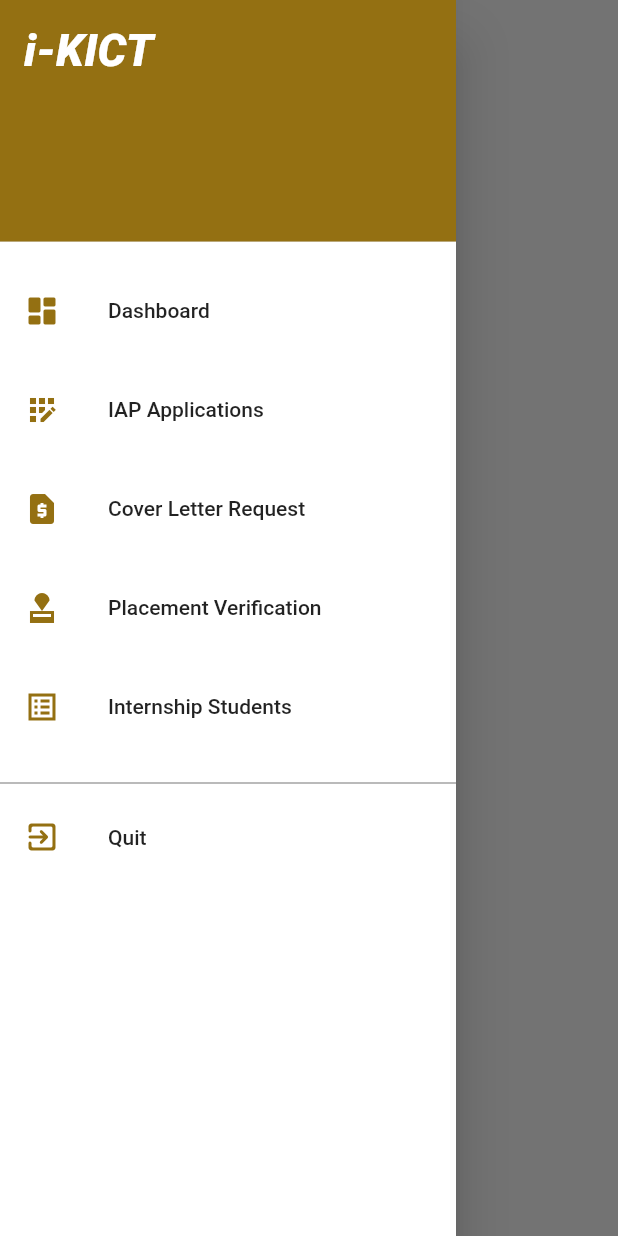
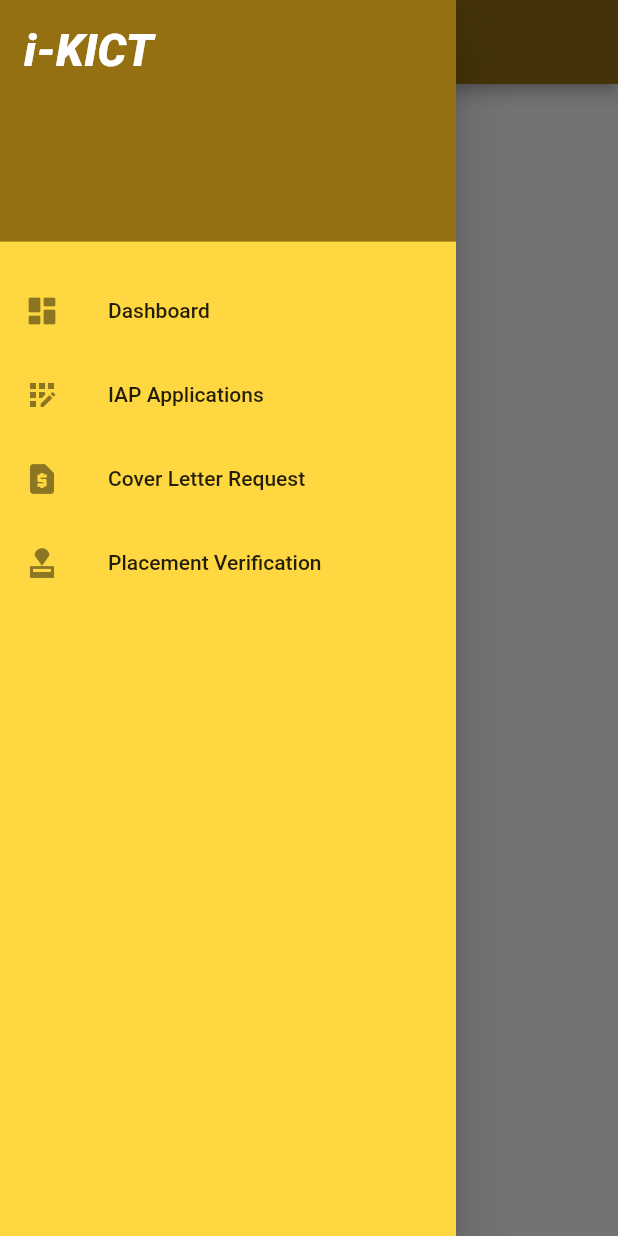
Before and after one commit to KhadijahArizal/Coordinator, a Flutter app: the CoverLetter screen opened directly, with the side drawer open, on a phone screen of 412 x 824 dp. Run offline on Flutter 3.47's test engine with Material 2 defaults, Android fonts, the light colour scheme and no system bars; our stand-ins replace firebase_auth, firebase_core, get, google_sign_in; accounts and stored records are empty; Roboto replaces fonts that are missing (Futura).

Commit message:
Add files via upload

```diff
--- a/lib/auth_services.dart
+++ b/lib/auth_services.dart
@@ -6,7 +6,7 @@ class AuthService {
   final GoogleSignIn _googleSignIn = GoogleSignIn();
 
 //google sign in
-  Future<void> handlesSignin() async {
+  Future<void> hanglesSignin() async {
     try {
       GoogleSignInAccount? googleUser = await _googleSignIn.signIn();
       if (googleUser != null) {
--- a/lib/router/routes.dart
+++ b/lib/router/routes.dart
@@ -1,14 +1,7 @@
 //import 'package:coordinator/screens/home_screen.dart';
 
 class Routes {
-  /*static const orderForm = '/orderform_screen';
-  static const userData = '/user_orderD';
-  static const profile = '/profile_screen';
-  static const location = '/location_screen';
-  static const contactUs = '/contactUs_screen';
-  static const orderDetail = '/orderdetail_screen';
-  static const paymentOption = '/payment_screen';
-  static const codOption = '/cod_screen';
-  static const transferOption = '/transfer_screen';*/
+
   static const MyHomePage = '/MyHomePage';
+  static const Apllications = '/applications';
 }
--- a/lib/screens/coverletter.dart
+++ b/lib/screens/coverletter.dart
@@ -1,17 +1,36 @@
+
 
 import 'package:coordinator/screens/navbar.dart';
-
 import 'package:flutter/material.dart';
 
-class CoverLetter extends StatelessWidget {
+
+class CoverLetter extends StatefulWidget {
   const CoverLetter({super.key});
 
   @override
+  State<CoverLetter> createState() => _CoverLetterState();
+}
+
+class _CoverLetterState extends State<CoverLetter> {
+  @override
   Widget build(BuildContext context) {
-    return const Scaffold(
-      drawer: nav_bar(),
+   return Scaffold(
+     drawer:  NavBar(),
+    appBar: AppBar(
+      title: const Text('Cover Letter'),
+      backgroundColor: const Color.fromRGBO(148, 112, 18, 1),
+    ),
+    body: const Center(
+      child:Column(
+        mainAxisAlignment: MainAxisAlignment.center,
+        children: <Widget>[
+          Text(
+            'Cover Letter'
+          ),
+        ],
+        ),
+        ),
+   );
 
-
-    );
   }
 }
--- a/lib/screens/dashboard.dart
+++ b/lib/screens/dashboard.dart
@@ -1,4 +1,5 @@
 
+import 'package:firebase_auth/firebase_auth.dart';
 import 'package:flutter/material.dart';
 import 'package:flutter/services.dart';
 import 'package:coordinator/screens/navbar.dart';
@@ -62,7 +63,7 @@ class _DashboardState extends State<Dashboard> {
           systemOverlayStyle: SystemUiOverlayStyle.dark,
           iconTheme: const IconThemeData(
               color: Color.fromRGBO(148, 112, 18, 1), size: 30)),
-      drawer: const nav_bar(),
+      drawer:  NavBar(),
       body: SafeArea(
           child: Container(
         padding: const EdgeInsets.all(20),
@@ -124,11 +125,12 @@ class _DashboardState extends State<Dashboard> {
                 mainAxisAlignment: MainAxisAlignment.center,
                 children: [
                   _coordinatorContact(
-                      email: ('')),//FirebaseAuth.instance.currentUser!.email.toString())),
+                      email: (FirebaseAuth.instance.currentUser!.email.toString())),
                 ],
               ),
             ),
             const SizedBox(height: 10),
+
           ]),
         ]),
       )),
--- a/lib/screens/navbar.dart
+++ b/lib/screens/navbar.dart
@@ -1,30 +1,28 @@
 
-//import 'package:coordinator/screens/signin_screen.dart';
 import 'package:coordinator/screens/applications.dart';
 import 'package:coordinator/screens/coverletter.dart';
-import 'package:coordinator/screens/home_screen.dart';
+import 'package:coordinator/screens/dashboard.dart';
 import 'package:coordinator/screens/placement.dart';
+import 'package:coordinator/screens/tabsbar.dart';
+
 import 'package:flutter/material.dart';
-import '../screens/dashboard.dart';
-import 'package:coordinator/auth_services.dart';
 
-void main() => runApp(const MaterialApp(debugShowCheckedModeBanner: false));
 
-bool _visible = true;
-
-class nav_bar extends StatelessWidget {
-  const nav_bar({super.key});
+class NavBar extends StatefulWidget {
+  //const NavBar ({super.key});
+  //({required Key key}) : super(key: key);
 
  @override
+ State<NavBar> createState() => _NavBarState();
+}
+
+class _NavBarState extends State<NavBar>{
+  @override
   Widget build(BuildContext context) {
-      AuthService authService = AuthService();
     return Drawer(
-      backgroundColor: Colors.white,
-      child: Material(
-          color: Colors.white,
-          child: Visibility(
-              visible: _visible,
-              child: ListView(children: <Widget>[
+      backgroundColor: Colors.amberAccent,
+        child: ListView(
+          children: [
             const DrawerHeader(
                decoration: BoxDecoration(
                     color: Color.fromRGBO(148, 112, 18, 10),
@@ -40,111 +38,41 @@ class nav_bar extends StatelessWidget {
                 const SizedBox(
                   height: 10,
                 ),
-                buildMenuItem(
-                    text: 'Dashboard',
-                    icon: Icons.dashboard_rounded,
-                    onClicked: (() => selectedItem(context, 0))),
-                const SizedBox(
-                  height: 10,
+                 ListTile(
+              leading: Icon(Icons.dashboard_rounded),
+              title: Text('Dashboard'),
+            onTap: () =>{ Navigator.pushReplacement(
+              context, MaterialPageRoute(builder: (context) => Dashboard(title: '',)))
+            },
             ),
-                buildMenuItem(
-                    text: 'IAP Applications',
-                    icon: Icons.app_registration_sharp,
-                    onClicked: (() => selectedItem(context, 1))),
-                const SizedBox(
-                  height: 10,
+            ListTile(
+              leading: Icon(Icons.app_registration_sharp),
+              title: Text('IAP Applications'),
+            onTap: () =>{ Navigator.pushReplacement(
+              context, MaterialPageRoute(builder: (context) => TabBars()))
+            },
             ),
-                buildMenuItem(
-                    text: 'Cover Letter Request',
-                    icon: Icons.request_page,
-                    onClicked: (() => selectedItem(context, 3))),
-                const SizedBox(
-                  height: 10,
+            ListTile(
+              leading: Icon(Icons.request_page),
+              title: Text('Cover Letter Request'),
+            onTap: () =>{ Navigator.pushReplacement(
+              context, MaterialPageRoute(builder: (context) => TabBars()))
+            },
             ),
-                buildMenuItem(
-                    text: 'Placement Verification',
-                    icon: Icons.approval_sharp,
-                    onClicked: (() =>
-                        selectedItem(context, 2))), //_visible = false
-                const SizedBox(
-                  height: 10,
+            ListTile(
+              leading: Icon(Icons.approval_sharp),
+              title: Text('Placement Verification'),
+            onTap: () =>{ Navigator.pushReplacement(
+              context, MaterialPageRoute(builder: (context) => TabBars()))
+            },
             ),
-                buildMenuItem(
-                    text: 'Internship Students',
-                    icon: Icons.list_alt_sharp,
-                    onClicked: (() => selectedItem(context, 4))),
-                const SizedBox(
-                  height: 15,
+
+            ],
             ),
-                const Divider(
-                  color: Colors.black54,
-                ),
-                buildMenuItem(
-                  text: 'Quit',
-                  icon: Icons.exit_to_app_rounded,
-                  onClicked: authService.handleSignOut,
-                  /*() {
-                    Navigator.push(context,
-                    MaterialPageRoute(builder: (context) => Signin()));
-                  },*/
-                ),
-              ]))),
         );
-  }
 
-  Widget buildMenuItem(
-      {required String text, required IconData icon, VoidCallback? onClicked}) {
-    const hoverColor = Colors.white70;
 
-    return ListTile(
-        leading: Icon(
-          icon,
-          color: const Color.fromRGBO(148, 112, 18, 10),
-        ),
-        title: Text(
-          text,
-          style: const TextStyle(color: Colors.black87, fontFamily: 'Futura'),
-        ),
-        hoverColor: hoverColor,
-        onTap: onClicked);
-  }
 
-  void selectedItem(BuildContext context, int index) {
-    Navigator.of(context).pop();
-    switch (index) {
-      case 0:
-        Navigator.of(context).push(
-          MaterialPageRoute(
-              builder: (context) => const Dashboard(
-                    title: '',
-                  )),
-        );
-        break;
-      case 1:
-        Navigator.of(context).push(MaterialPageRoute(
-          builder: (context) => const Applications(),
-        ));
-        break;
-      case 2:
-        Navigator.of(context).push(MaterialPageRoute(
-          builder: (context) => const CoverLetter(),
-        ));
-        break;
-      case 3:
-        Navigator.of(context).push(MaterialPageRoute(
-          builder: (context) => const Placement(),
-        ));
-        break;
-      case 4:
-        Navigator.of(context).push(MaterialPageRoute(
-          builder: (context) => const MyHomePage(),
-        ));
-        break;
-      case 5:
-        Navigator.of(context).push(MaterialPageRoute(
-          builder: (context) => const Dashboard(title: ''),
-        ));
-        break;
+
   }
 }
-}
--- a/lib/screens/signin_screen.dart
+++ b/lib/screens/signin_screen.dart
@@ -68,7 +68,7 @@ class Signin extends StatelessWidget {
                       ),
                       child: InkWell(
                         borderRadius: BorderRadius.circular(8.0),
-                        onTap: authService.handlesSignin,
+                        onTap: authService.hanglesSignin,
                           //controller.login();
                           //GoogleSignIn().signIn();
                           /*Navigator.push(
```
Also changed, not shown: lib/main.dart (+6 -1 lines), lib/screens/applications.dart (+31 -9 lines), lib/screens/placement.dart (+28 -9 lines), lib/screens/tabsbar.dart (+32 -24 lines), lib/screens/auth.dart (line endings or trailing spaces), lib/screens/login_controller.dart (line endings or trailing spaces). Lines whose indentation alone changed are shown as unchanged.
